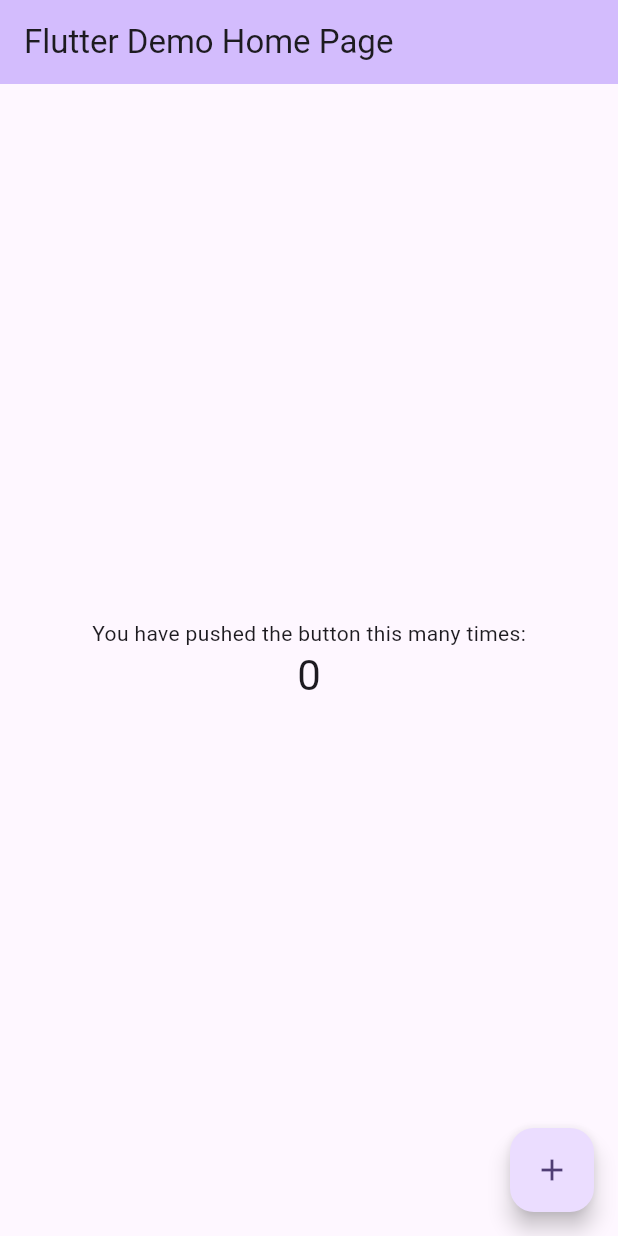
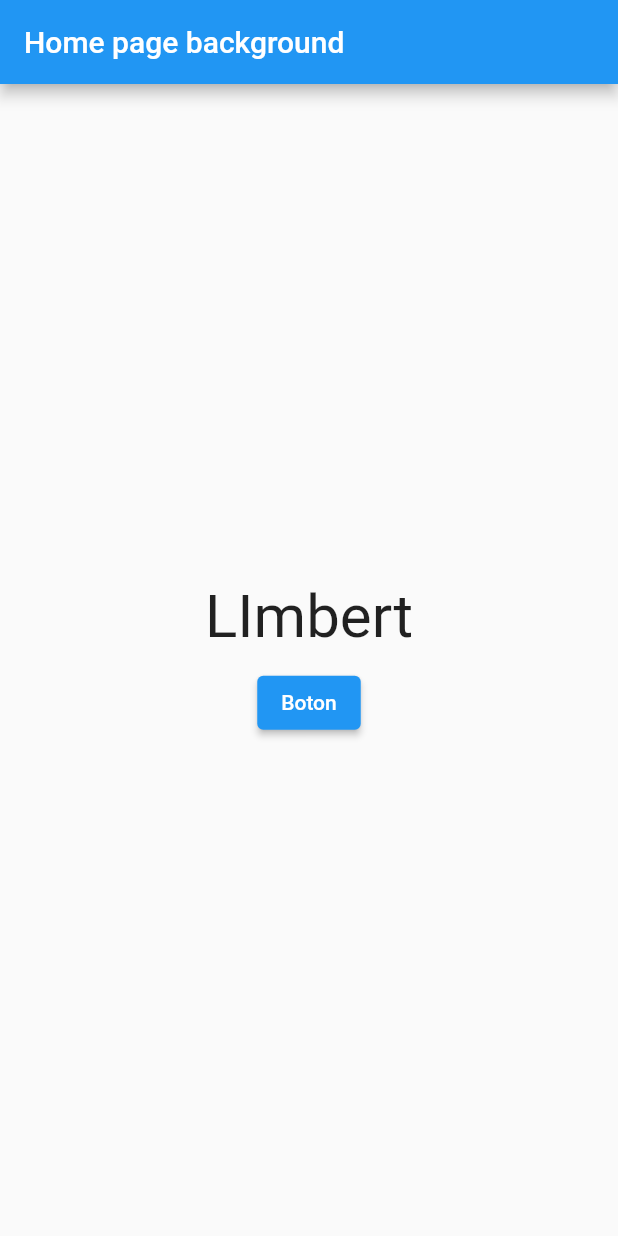
Before and after one commit to kathyLopezSMOKE/app_state, a Flutter app: the screen it shows after launch, on a phone screen of 412 x 824 dp. Run offline on Flutter 3.47's test engine with Material 2 defaults, Android fonts, the phone set to English and light mode, and no system bars.

Commit message:
segundo commit

```diff
--- /dev/null
+++ b/lib/home_page.dart
@@ -0,0 +1,51 @@
+import 'package:flutter/material.dart';
+
+class HomePage extends StatefulWidget {
+  const HomePage({super.key});
+
+  @override
+  State<HomePage> createState() => _HomePageState();
+}
+
+class _HomePageState extends State<HomePage> {
+  List<String>nombres=[
+    "LImbert",
+    "Elion",
+    "Marco",
+    "Eduardo",
+    "Sabino"];
+  int contador=0;
+  @override
+  Widget build(BuildContext context) {
+    return Scaffold(
+      appBar: AppBar(
+        title: Text("Home page background"),
+      ),
+      body: Center(
+        child: Column(
+          mainAxisAlignment: MainAxisAlignment.center,
+          children: [
+            Text(
+              nombres[contador],
+              style: TextStyle(
+                fontSize: 40
+              ),
+            ),
+            SizedBox(
+              height: 10.0,
+            ),
+            ElevatedButton(
+              onPressed: (){
+                if (contador<nombres.length-1) {
+                  contador++;
+                  setState(() {});
+                }
+              },
+              child: Text("Boton")
+            ),
+          ],
+        ),
+      ),
+    );
+  }
+}
--- a/lib/main.dart
+++ b/lib/main.dart
@@ -1,125 +1,15 @@
+import 'package:app_state/home_page.dart';
 import 'package:flutter/material.dart';
 
-void main() {
-  runApp(const MyApp());
-}
+void main() => runApp(const MyApp());
 
 class MyApp extends StatelessWidget {
   const MyApp({super.key});
 
-  // This widget is the root of your application.
   @override
   Widget build(BuildContext context) {
     return MaterialApp(
-      title: 'Flutter Demo',
-      theme: ThemeData(
-        // This is the theme of your application.
-        //
-        // TRY THIS: Try running your application with "flutter run". You'll see
-        // the application has a blue toolbar. Then, without quitting the app,
-        // try changing the seedColor in the colorScheme below to Colors.green
-        // and then invoke "hot reload" (save your changes or press the "hot
-        // reload" button in a Flutter-supported IDE, or press "r" if you used
-        // the command line to start the app).
-        //
-        // Notice that the counter didn't reset back to zero; the application
-        // state is not lost during the reload. To reset the state, use hot
-        // restart instead.
-        //
-        // This works for code too, not just values: Most code changes can be
-        // tested with just a hot reload.
-        colorScheme: ColorScheme.fromSeed(seedColor: Colors.deepPurple),
-        useMaterial3: true,
-      ),
-      home: const MyHomePage(title: 'Flutter Demo Home Page'),
+      home: HomePage(),
     );
   }
 }
-
-class MyHomePage extends StatefulWidget {
-  const MyHomePage({super.key, required this.title});
-
-  // This widget is the home page of your application. It is stateful, meaning
-  // that it has a State object (defined below) that contains fields that affect
-  // how it looks.
-
-  // This class is the configuration for the state. It holds the values (in this
-  // case the title) provided by the parent (in this case the App widget) and
-  // used by the build method of the State. Fields in a Widget subclass are
-  // always marked "final".
-
-  final String title;
-
-  @override
-  State<MyHomePage> createState() => _MyHomePageState();
-}
-
-class _MyHomePageState extends State<MyHomePage> {
-  int _counter = 0;
-
-  void _incrementCounter() {
-    setState(() {
-      // This call to setState tells the Flutter framework that something has
-      // changed in this State, which causes it to rerun the build method below
-      // so that the display can reflect the updated values. If we changed
-      // _counter without calling setState(), then the build method would not be
-      // called again, and so nothing would appear to happen.
-      _counter++;
-    });
-  }
-
-  @override
-  Widget build(BuildContext context) {
-    // This method is rerun every time setState is called, for instance as done
-    // by the _incrementCounter method above.
-    //
-    // The Flutter framework has been optimized to make rerunning build methods
-    // fast, so that you can just rebuild anything that needs updating rather
-    // than having to individually change instances of widgets.
-    return Scaffold(
-      appBar: AppBar(
-        // TRY THIS: Try changing the color here to a specific color (to
-        // Colors.amber, perhaps?) and trigger a hot reload to see the AppBar
-        // change color while the other colors stay the same.
-        backgroundColor: Theme.of(context).colorScheme.inversePrimary,
-        // Here we take the value from the MyHomePage object that was created by
-        // the App.build method, and use it to set our appbar title.
-        title: Text(widget.title),
-      ),
-      body: Center(
-        // Center is a layout widget. It takes a single child and positions it
-        // in the middle of the parent.
-        child: Column(
-          // Column is also a layout widget. It takes a list of children and
-          // arranges them vertically. By default, it sizes itself to fit its
-          // children horizontally, and tries to be as tall as its parent.
-          //
-          // Column has various properties to control how it sizes itself and
-          // how it positions its children. Here we use mainAxisAlignment to
-          // center the children vertically; the main axis here is the vertical
-          // axis because Columns are vertical (the cross axis would be
-          // horizontal).
-          //
-          // TRY THIS: Invoke "debug painting" (choose the "Toggle Debug Paint"
-          // action in the IDE, or press "p" in the console), to see the
-          // wireframe for each widget.
-          mainAxisAlignment: MainAxisAlignment.center,
-          children: <Widget>[
-            const Text(
-              'You have pushed the button this many times:',
-            ),
-            Text(
-              '$_counter',
-              style: Theme.of(context).textTheme.headlineMedium,
-            ),
-          ],
-        ),
-      ),
-      floatingActionButton: FloatingActionButton(
-        onPressed: _incrementCounter,
-        tooltip: 'Increment',
-        child: const Icon(Icons.add),
-      ), // This trailing comma makes auto-formatting nicer for build methods.
-    );
-  }
-}
```
